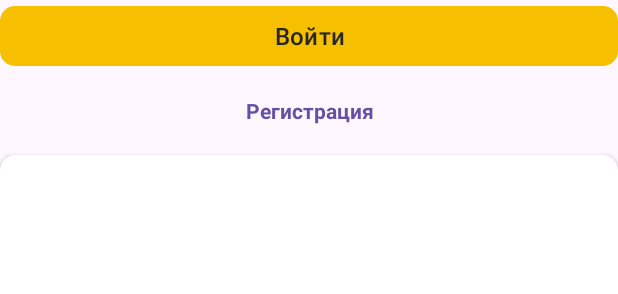
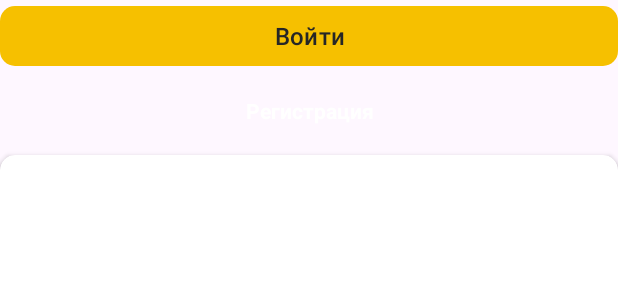
Before and after one commit to NyxerKing/Papino, an Android app: the layout activity_sandbox.xml on its own in the app's theme, with its tools: preview values and no code run, on a phone screen of 412 x 824 dp. Shown: the top 294 px of the screen. Run offline under Robolectric (Android 15) with nearby library versions, the phone set to English and light mode, and no system bars.

Commit message:
Правка стиля кнопки

```diff
--- a/app/src/main/res/layout/activity_enter_user.xml
+++ b/app/src/main/res/layout/activity_enter_user.xml
@@ -91,7 +91,7 @@
 
     <ru.papino.uikit.components.Button
         android:id="@+id/buttonRegistration"
-        style="@style/PaPino.ButtonJopaton"
+        style="@style/PaPino.Button.Text"
         android:layout_width="320dp"
         android:layout_height="wrap_content"
         android:text="@string/registration"
--- a/uikit/src/main/res/values/styles.xml
+++ b/uikit/src/main/res/values/styles.xml
@@ -16,6 +16,7 @@
         <item name="android:paddingTop">@dimen/d_12</item>
         <item name="android:paddingBottom">@dimen/d_16</item>
         <item name="android:textAppearance">@style/PaPino.TextAppearances.Button.Text</item>
+        <item name="android:textColor">@color/textSecondaryColor</item>
     </style>
 
     <style name="PaPino.Button.Plus">
```
